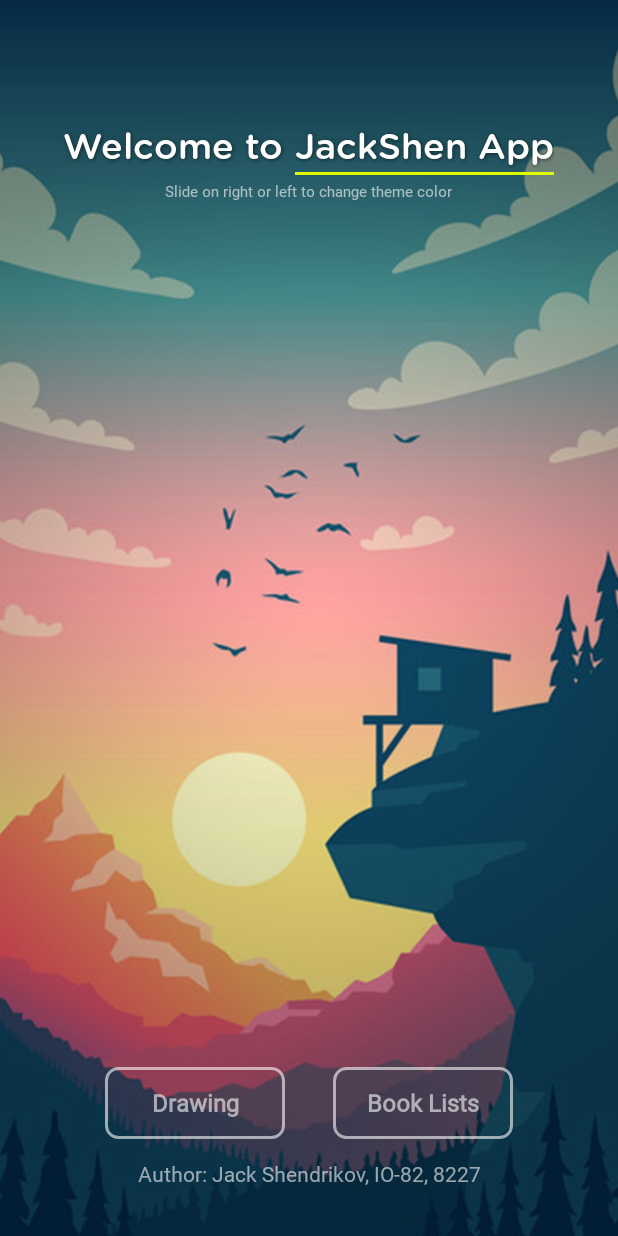
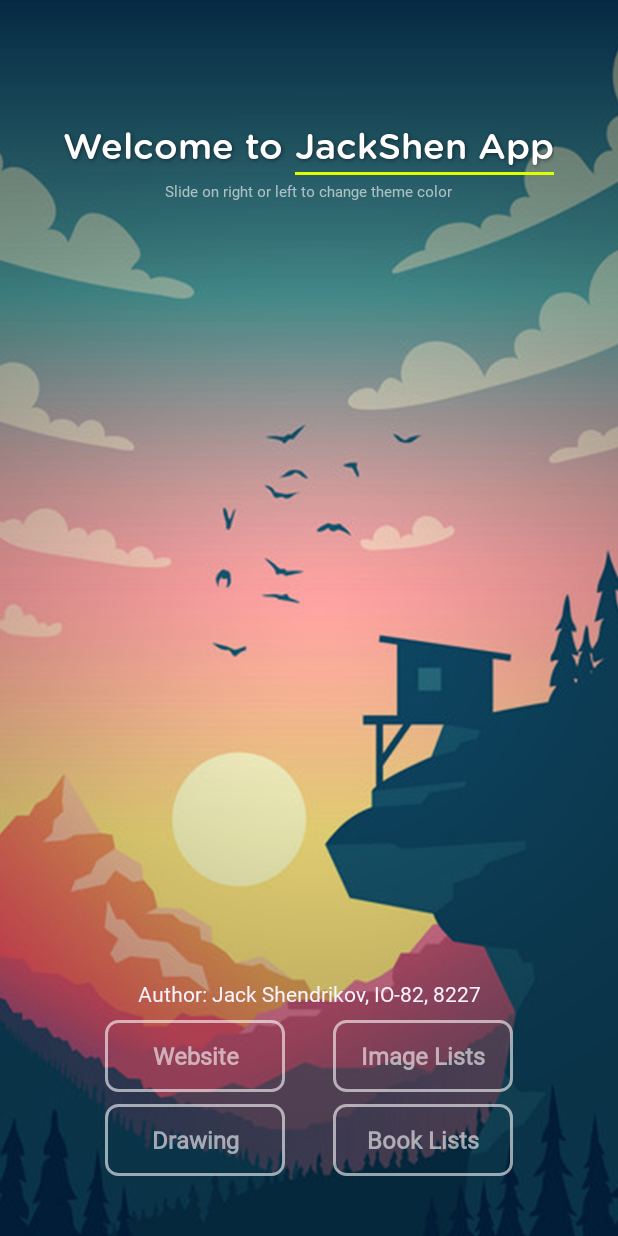
Before and after one commit to jackshendrikov/android-samples, an Android app: the screen it shows after launch (MainActivity), on a phone screen of 412 x 824 dp. Run offline under Robolectric (Android 15) with nearby library versions, the phone set to English and light mode, and no system bars.

Commit message:
Add Lab5

```diff
--- a/app/src/main/java/ua/kpi/comsys/io8227/jackshen/AddBookActivity.java
+++ b/app/src/main/java/ua/kpi/comsys/io8227/jackshen/AddBookActivity.java
@@ -85,8 +85,7 @@ public class AddBookActivity extends AppCompatActivity {
 
     /**
      * Set up touch listeners on all parts of the UI besides the {@link EditText} so that the user
-     * can click out to hide the soft keypad and choose the necessary filter radio boxes befitting
-     * their need
+     * can click out to hide the soft keypad
      */
     public void setupUI(View view) {
         // Set up touch listener for non-text box views to hide keyboard
--- a/app/src/main/java/ua/kpi/comsys/io8227/jackshen/BookActivity.java
+++ b/app/src/main/java/ua/kpi/comsys/io8227/jackshen/BookActivity.java
@@ -269,8 +269,7 @@ public class BookActivity extends AppCompatActivity {
 
     /**
      * Set up touch listeners on all parts of the UI besides the {@link EditText} so that the user
-     * can click out to hide the soft keypad and choose the necessary filter radio boxes befitting
-     * their need
+     * can click out to hide the soft keypad
      */
     public void setupUI(View view) {
         // Set up touch listener for non-text box views to hide keyboard
@@ -317,4 +316,6 @@ public class BookActivity extends AppCompatActivity {
             inputMethodManager.hideSoftInputFromWindow(activity.getCurrentFocus().getWindowToken(), 0);
         }
     }
+
+
 }
--- /dev/null
+++ b/app/src/main/res/color/bottom_nav_item_selector.xml
@@ -0,0 +1,5 @@
+<?xml version="1.0" encoding="utf-8"?>
+<selector xmlns:android="http://schemas.android.com/apk/res/android">
+    <item android:state_checked="true" android:color="@android:color/white"/>
+    <item android:color="#6AFFFFFF"/>
+</selector>
--- a/app/src/main/res/drawable/border_black.xml
+++ b/app/src/main/res/drawable/border_black.xml
@@ -1,6 +1,6 @@
 <?xml version="1.0" encoding="UTF-8"?>
 <shape xmlns:android="http://schemas.android.com/apk/res/android">
-    <solid android:color="#FFFFFF" />
+    <solid android:color="#80000000" />
     <stroke android:width="1dp" android:color="#000000" />
     <padding android:left="1dp" android:top="1dp" android:right="1dp"
         android:bottom="1dp" />
--- a/app/src/main/res/layout/activity_main.xml
+++ b/app/src/main/res/layout/activity_main.xml
@@ -20,7 +20,6 @@
             android:src="@drawable/light"/>
 
     </FrameLayout>
-
 
     <LinearLayout
         android:id="@+id/linearLayout"
@@ -100,18 +99,51 @@
         android:paddingLeft="32dp"
         android:paddingRight="32dp">
 
-<!--        <TextView-->
-<!--            android:layout_width="match_parent"-->
-<!--            android:layout_height="wrap_content"-->
-<!--            android:fontFamily="@font/calibri"-->
-<!--            android:text="Hey, cool stuff is also on my website, check it out)"-->
-<!--            android:textAlignment="center"-->
-<!--            android:textColor="#fbf2ff"-->
-<!--            android:textSize="14sp"-->
-<!--            android:shadowColor="@color/text_shadow"-->
-<!--            android:shadowDx="1"-->
-<!--            android:shadowDy="1"-->
-<!--            android:shadowRadius="3"/>-->
+        <TextView
+            android:layout_width="match_parent"
+            android:layout_height="wrap_content"
+            android:fontFamily="@font/calibri"
+            android:text="Author: Jack Shendrikov, IO-82, 8227"
+            android:textAlignment="center"
+            android:textColor="#fbf2ff"
+            android:textSize="14sp" />
+
+        <LinearLayout
+            android:layout_width="match_parent"
+            android:layout_height="wrap_content"
+            android:layout_marginTop="8dp"
+            android:gravity="center"
+            android:orientation="horizontal">
+
+            <Button
+                android:id="@+id/open_website"
+                android:layout_width="120dp"
+                android:layout_height="wrap_content"
+                android:layout_marginRight="16dp"
+                android:background="@drawable/btn_white"
+                android:fontFamily="@font/calibri"
+                android:text="Website"
+                android:textAllCaps="false"
+                android:textStyle="bold"
+                android:textColor="#96ffffff"
+                android:textSize="16dp"
+                android:onClick="openWebsite"/>
+
+            <Button
+                android:id="@+id/open_gallery"
+                android:layout_width="120dp"
+                android:layout_height="wrap_content"
+                android:layout_marginLeft="16dp"
+                android:background="@drawable/btn_white"
+                android:fontFamily="@font/calibri"
+                android:text="Image Lists"
+                android:textAllCaps="false"
+                android:textStyle="bold"
+                android:textColor="#96ffffff"
+                android:textSize="16dp"
+                android:onClick="openGallery" />
+
+        </LinearLayout>
 
         <LinearLayout
             android:layout_width="match_parent"
@@ -151,15 +183,6 @@
 
         </LinearLayout>
 
+    </LinearLayout>
 
-        <TextView
-            android:layout_width="match_parent"
-            android:layout_height="wrap_content"
-            android:layout_marginTop="5dp"
-            android:fontFamily="@font/calibri"
-            android:text="Author: Jack Shendrikov, IO-82, 8227"
-            android:textAlignment="center"
-            android:textColor="#96ffffff"
-            android:textSize="14sp" />
-    </LinearLayout>
 </RelativeLayout>
```
Also changed, not shown: app/src/main/AndroidManifest.xml (+10 -0 lines), app/src/main/java/ua/kpi/comsys/io8227/jackshen/GalleryActivity.java (added, +93 -0 lines), app/src/main/java/ua/kpi/comsys/io8227/jackshen/MainActivity.java (+13 -8 lines), app/src/main/res/layout/activity_gallery.xml (added, +147 -0 lines), app/src/main/res/menu/bottom_navigation_menu.xml (added, +22 -0 lines).
